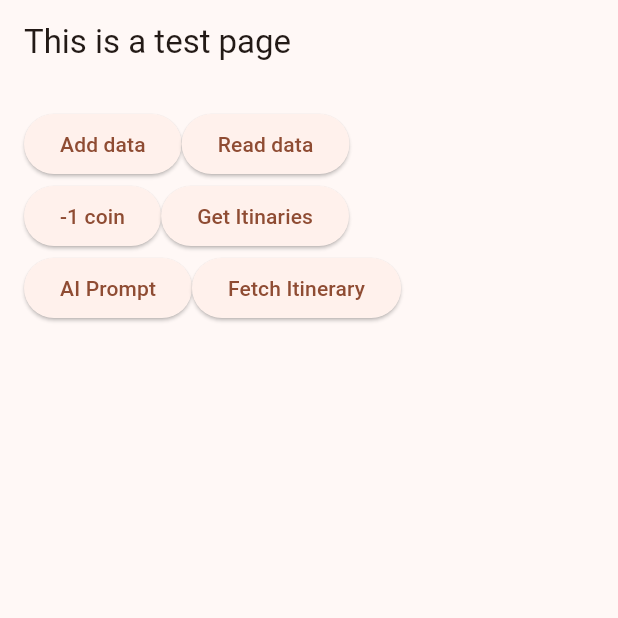
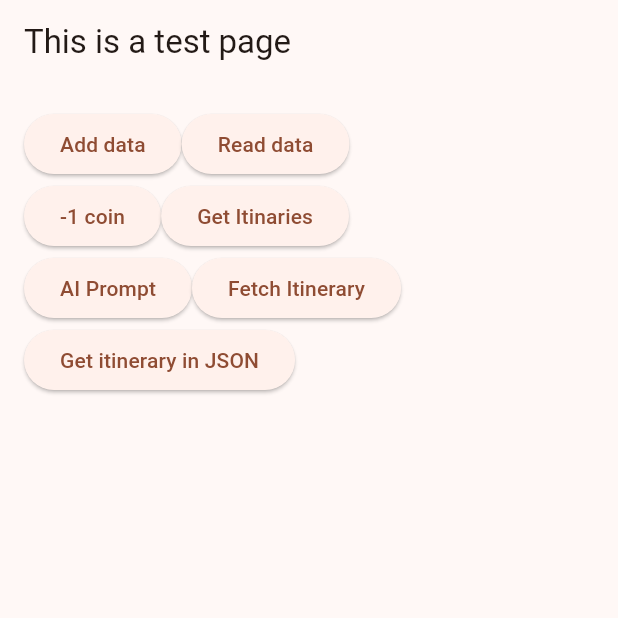
Before and after one commit to lalakingcaaath/iExplore, a Flutter app: the Test screen opened by its route, on a phone screen of 412 x 824 dp, the top half of it. Run offline on Flutter 3.47's test engine with Material 3 defaults, Android fonts, the phone set to English and light mode, and no system bars; our stand-ins replace cloud_firestore, firebase_auth, firebase_core, firebase_storage, flutter_image_slideshow, flutter_map and 7 more; missing offline and left inert: typethis; accounts and stored records are empty; project files that could hold a hidden picture were left out.

Commit message:
:construction: itinerary_model.dart toJson() function to allow models convert into json

```diff
--- a/lib/model/itinerary_model.dart
+++ b/lib/model/itinerary_model.dart
@@ -27,6 +27,21 @@ class Itinerary {
       activities: (json['itinerary']['activities'] as List)
           .map((activity) => Activity.fromJson(activity))
           .toList());
+
+  // * make model class to be formatted in json
+
+  // ? is there a easy way to this?
+  Map<String, dynamic> toJson() => {
+        "\"itinerary\"": {
+          "\"id\"": "\"${id}\"",
+          "\"duration\"": duration,
+          "\"number_of_days\"": numberOfDays,
+          "\"budget\"": budget,
+          "\"remarks\"": "\"${remarks}\"",
+          "\"activities\"":
+              activities.map((activity) => activity.toJson()).toList()
+        }
+      };
 }
 
 class Activity {
@@ -43,6 +58,11 @@ class Activity {
       activity: (json['activity'] as List)
           .map((detail) => ActivityDetail.fromJson(detail))
           .toList());
+
+  Map<String, dynamic> toJson() => {
+        "\"day\"": day,
+        "\"activity\"": activity.map((actDetail) => actDetail.toJson()).toList()
+      };
 }
 
 class ActivityDetail {
@@ -61,4 +81,10 @@ class ActivityDetail {
         location: json['location'] as String,
         whatToDo: json["what_to_do"] as String,
       );
+
+  Map<String, dynamic> toJson() => {
+        "\"time\"": "\"${time}\"",
+        "\"location\"": "\"${location}\"",
+        "\"what_to_do\"": "\"${whatToDo}\""
+      };
 }
--- a/lib/pages/test.dart
+++ b/lib/pages/test.dart
@@ -1,3 +1,5 @@
+import 'dart:convert';
+
 import 'package:flutter/material.dart';
 import 'package:i_explore/model/itinerary_model.dart';
 import 'package:i_explore/provider/coin_provider.dart';
@@ -115,6 +117,25 @@ class _TestState extends State<Test> {
                       child: Text('Fetch Itinerary'))
                 ],
               ),
+              Row(
+                children: [
+                  ElevatedButton(
+                      onPressed: () {
+                        Itinerary? itinerary = Provider.of<ItineraryProvider>(
+                                context,
+                                listen: false)
+                            .itineraryVal;
+                        var example = itinerary?.toJson();
+
+                        print(example);
+                        // print('fetch from provider');
+                        // Itinerary itiObj = Itinerary.fromJson(example);
+
+                        // print('done');
+                      },
+                      child: Text('Get itinerary in JSON'))
+                ],
+              )
             ],
           ),
         ),
--- a/lib/provider/itinerary_provider.dart
+++ b/lib/provider/itinerary_provider.dart
@@ -10,4 +10,5 @@ class ItineraryProvider extends ChangeNotifier {
     _itinerary = Itinerary.fromJson(json);
     notifyListeners();
   }
+
 }
```
Also changed, not shown: lib/components/HeaderAppBarComponent.dart (+4 -4 lines), lib/pages/itinerary_table.dart (+4 -13 lines), lib/utils/helper.dart (+7 -3 lines).
